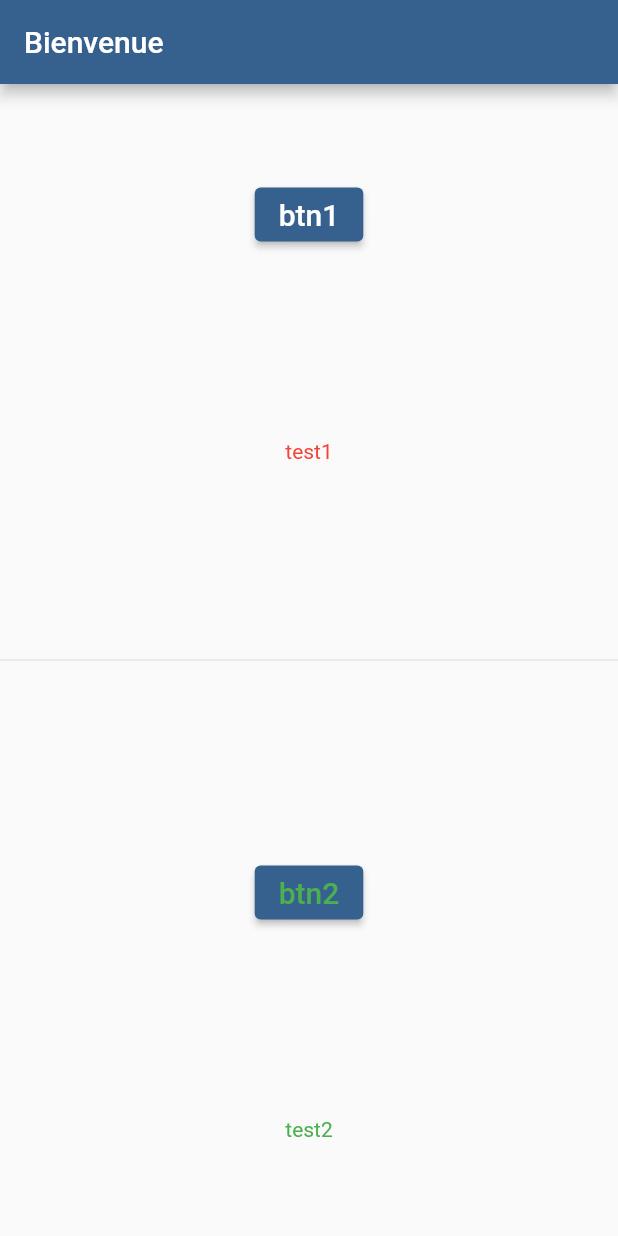
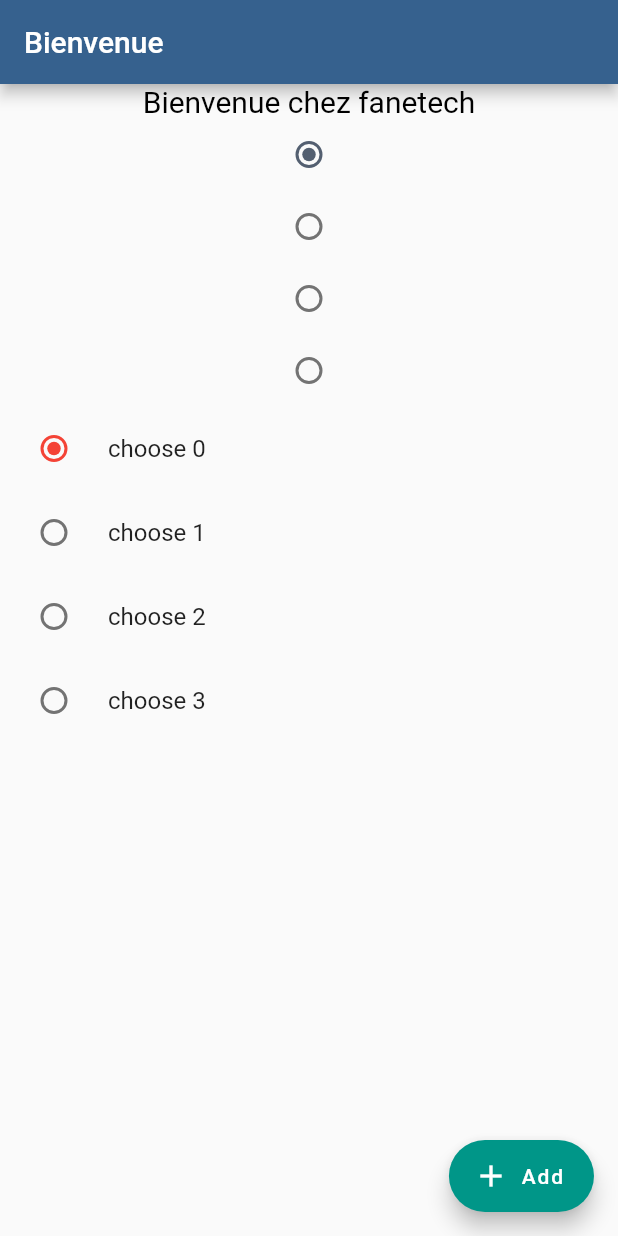
Before and after one commit to fanetech/second_app, a Flutter app: the screen it shows after launch, on a phone screen of 412 x 824 dp. Run offline on Flutter 3.47's test engine with Material 2 defaults, Android fonts, the phone set to English and light mode, and no system bars.

Commit message:
radio list, textbuton and float button

```diff
--- a/lib/main.dart
+++ b/lib/main.dart
@@ -25,56 +25,76 @@ class soir extends StatefulWidget {
 }
 
 class _soirState extends State<soir> {
-  var info = "Hello World";
-  var text1 = "test1";
-  var text2 = "test2";
+  String value = '';
+  var info = 'Bienvenue';
+  int val1 = 0;
+  int val2 = 0;
 
-  @override
-  void initState() {
-    // TODO: implement initState
-    super.initState();
-    info = "Bienvenue";
-  }
-
-  void click1() {
+  void change1(int? t) {
     setState(() {
-      text1 = "click text1";
+      val1 = t!;
     });
   }
 
-  void click2(String t) {
+  void change2(int? s) {
     setState(() {
-      text2 = t;
+      val2 = s!;
     });
+  }
+
+  Widget radio() {
+    List<Widget> buttonRadio = List.empty(growable: true);
+
+    for (int i = 0; i < 4; i++) {
+      buttonRadio.add(Radio(value: i, groupValue: val1, onChanged: change1));
+    }
+    Column column = Column(children: buttonRadio);
+
+    return column;
+  }
+
+  Widget radioList() {
+    List<Widget> buttonRadio = List.empty(growable: true);
+
+    for (int i = 0; i < 4; i++) {
+      buttonRadio.add(RadioListTile(
+        value: i,
+        groupValue: val2,
+        onChanged: change2,
+        activeColor: Colors.red,
+        controlAffinity: ListTileControlAffinity.platform,
+        title: Text('choose $i'),
+      ));
+    }
+    Column column = Column(children: buttonRadio);
+
+    return column;
   }
 
   @override
   Widget build(BuildContext context) {
     return Scaffold(
         appBar: AppBar(title: Text(info)),
+        floatingActionButton: FloatingActionButton.extended(
+          onPressed: () {
+            print("floating btn pressed");
+          },
+          backgroundColor: Colors.teal,
+          label: const Text(
+            'Add',
+            style: TextStyle(color: Colors.white),
+          ),
+          icon: const Icon(Icons.add),
+        ),
         body: Column(
-          mainAxisAlignment: MainAxisAlignment.spaceAround,
           crossAxisAlignment: CrossAxisAlignment.center,
           children: [
-            ElevatedButton(
-                onPressed: () => click1(),
-                child: const Text('btn1',
-                    style: TextStyle(fontSize: 20, color: Colors.white))),
-            Text(
-              text1,
-              style: const TextStyle(color: Colors.red),
+            const Text(
+              'Bienvenue chez fanetech',
+              style: TextStyle(color: Colors.black, fontSize: 20),
             ),
-            const Divider(
-              height: 10,
-            ),
-            ElevatedButton(
-                onPressed: () => click2("click text2"),
-                child: const Text('btn2',
-                    style: TextStyle(fontSize: 20, color: Colors.green))),
-            Text(
-              text2,
-              style: const TextStyle(color: Colors.green),
-            ),
+            radio(),
+            radioList()
           ],
         ));
   }
--- /dev/null
+++ b/lib/widgets/btnFloatingActionButton.dart
@@ -0,0 +1,16 @@
+import 'package:flutter/material.dart';
+
+class BtnFloatingActionButton extends StatefulWidget {
+  const BtnFloatingActionButton({super.key});
+
+  @override
+  State<BtnFloatingActionButton> createState() =>
+      _BtnFloatingActionButtonState();
+}
+
+class _BtnFloatingActionButtonState extends State<BtnFloatingActionButton> {
+  @override
+  Widget build(BuildContext context) {
+    return const Placeholder();
+  }
+}
```
